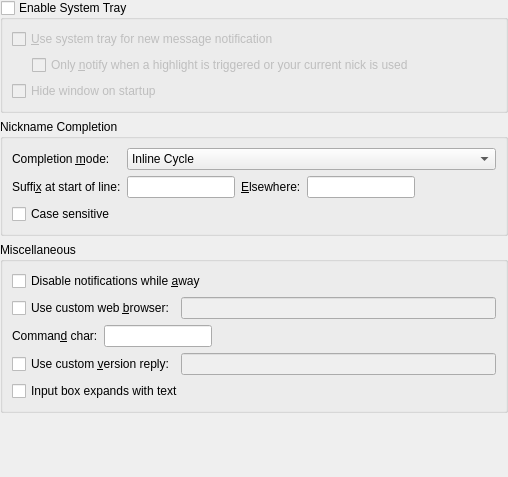
Qt form src/config/generalbehavior_configui.ui (KDE/konversation) before a commit.
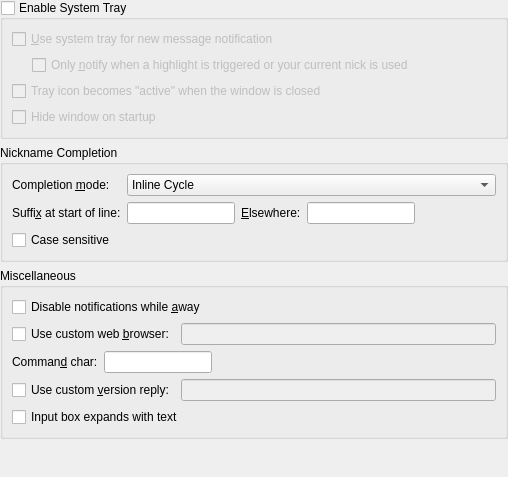
The same form after that commit. Custom widgets are drawn as their Qt base class.

Commit message:
Tray icon activation now optional
The tray icon only needs to become active on systems that don't
support accessing tray icons that aren't "relevant". This setting
could be set to true by default in packaging for such systems.

CCBUG:494194

Patch:
```diff
--- a/src/config/generalbehavior_configui.ui
+++ b/src/config/generalbehavior_configui.ui
@@ -69,6 +69,16 @@
         </item>
        </layout>
       </item>
+      <item>
+       <widget class="QCheckBox" name="kcfg_TrayActivateNoWindow">
+        <property name="toolTip">
+         <string>When the Konversation window is closed, the tray icon will be set to &quot;active&quot;, which will cause it to become visible in tray implementations that only offer access &quot;active&quot; icons.</string>
+        </property>
+        <property name="text">
+         <string>Tray icon becomes &quot;active&quot; when the window is closed</string>
+        </property>
+       </widget>
+      </item>
       <item>
        <widget class="QCheckBox" name="kcfg_HideToTrayOnStartup">
         <property name="text">
```
The commit also changes 2 other files.
